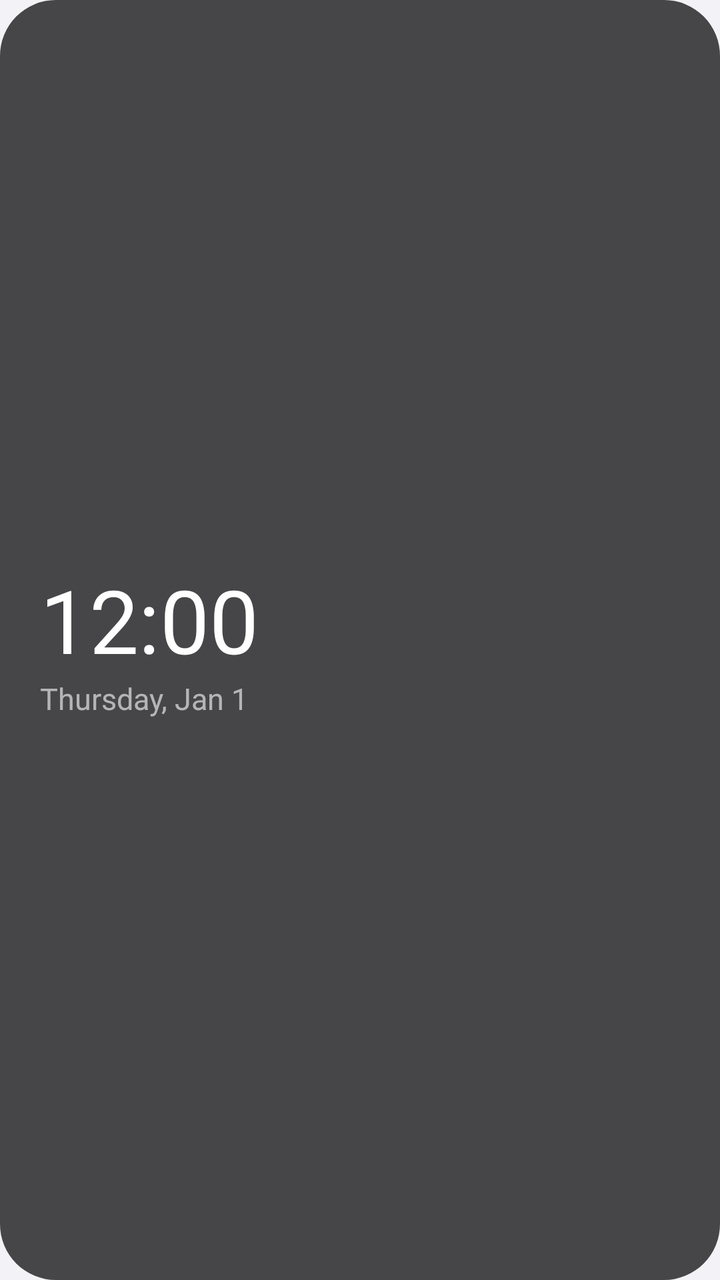
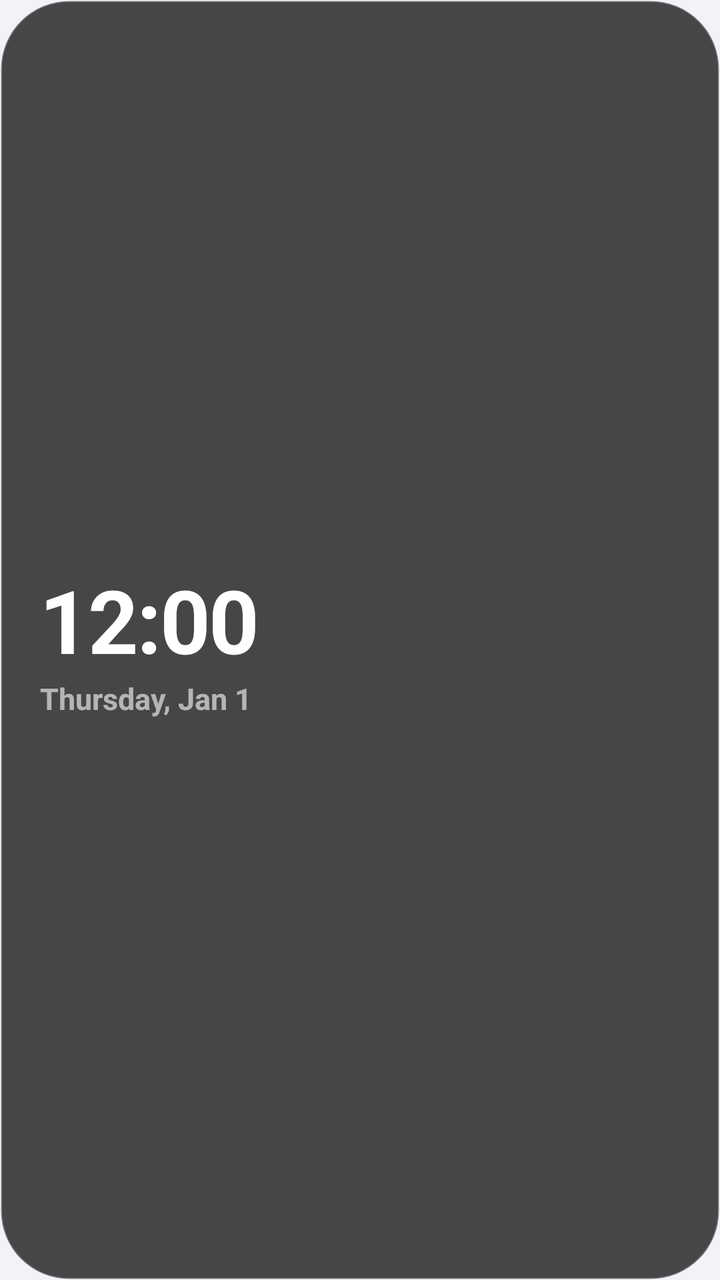

Before-and-after screenshots of an Android layout around one commit, followed by the original layout XML and the change that was made.
<!-- AndroidManifest.xml: application theme AppleuxLauncherTheme -->
<!-- res/layout/widget_clock.xml -->
<?xml version="1.0" encoding="utf-8"?>
<LinearLayout xmlns:android="http://schemas.android.com/apk/res/android"
    android:id="@+id/widget_clock_root"
    android:layout_width="match_parent"
    android:layout_height="match_parent"
    android:background="@drawable/widget_card_dark"
    android:gravity="center_vertical"
    android:orientation="vertical"
    android:padding="20dp">

    <TextClock
        android:id="@+id/widget_clock_time"
        android:layout_width="wrap_content"
        android:layout_height="wrap_content"
        android:format12Hour="h:mm"
        android:format24Hour="H:mm"
        android:textColor="#FFFFFFFF"
        android:textSize="44sp" />

    <TextClock
        android:id="@+id/widget_clock_date"
        android:layout_width="wrap_content"
        android:layout_height="wrap_content"
        android:format12Hour="EEEE, MMM d"
        android:format24Hour="EEEE, MMM d"
        android:textColor="#99FFFFFF"
        android:textSize="15sp" />
</LinearLayout>
<!-- resources referenced by this layout -->
<resources>
  <!-- drawable widget_card_dark (drawable) -->
  <?xml version="1.0" encoding="utf-8"?>
  <shape xmlns:android="http://schemas.android.com/apk/res/android"
      android:shape="rectangle">
      <corners android:radius="28dp" />
      <solid android:color="#CC1C1C1E" />
  </shape>
  <style name="AppleuxLauncherTheme" parent="Theme.AppCompat.Light.NoActionBar">
          <item name="android:windowBackground">@color/appleux_surface</item>
      </style>
  <color name="appleux_surface">#F2F2F7</color>
</resources>

<!-- the commit's change to res/layout/widget_clock.xml (unified diff, before → after) -->
@@ -14,8 +14,10 @@
         android:layout_height="wrap_content"
         android:format12Hour="h:mm"
         android:format24Hour="H:mm"
+        android:letterSpacing="-0.02"
         android:textColor="#FFFFFFFF"
-        android:textSize="44sp" />
+        android:textSize="44sp"
+        android:textStyle="bold" />
 
     <TextClock
         android:id="@+id/widget_clock_date"
@@ -24,5 +26,6 @@
         android:format12Hour="EEEE, MMM d"
         android:format24Hour="EEEE, MMM d"
         android:textColor="#99FFFFFF"
-        android:textSize="15sp" />
+        android:textSize="15sp"
+        android:textStyle="bold" />
 </LinearLayout>
<!-- resource entries referenced after the edit -->
@@ -4,8 +4,11 @@
   <?xml version="1.0" encoding="utf-8"?>
   <shape xmlns:android="http://schemas.android.com/apk/res/android"
       android:shape="rectangle">
-      <corners android:radius="28dp" />
+      <corners android:radius="34dp" />
       <solid android:color="#CC1C1C1E" />
+      <stroke
+          android:width="1dp"
+          android:color="#59FFFFFF" />
   </shape>
   <style name="AppleuxLauncherTheme" parent="Theme.AppCompat.Light.NoActionBar">
           <item name="android:windowBackground">@color/appleux_surface</item>
